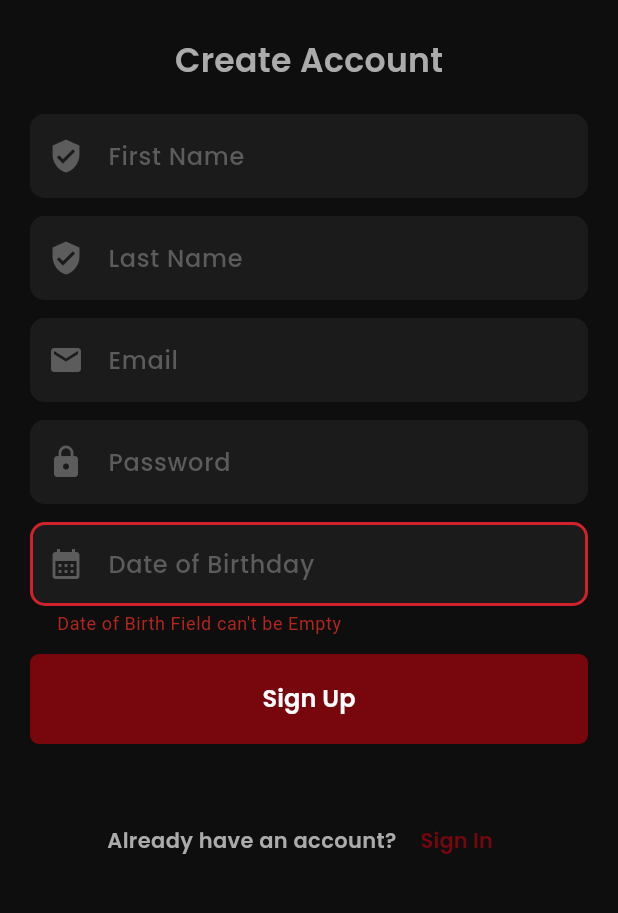
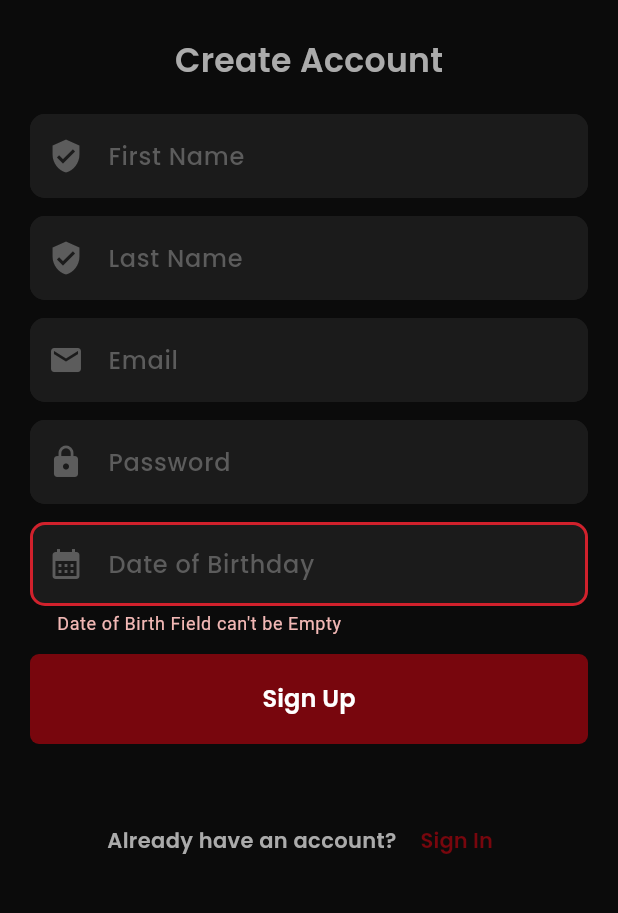
Before and after one commit to Ishara71213/fitfuel, a Flutter app: the SignUpScreen screen opened directly, after a tap on "Sign Up", on a phone screen of 412 x 824 dp, the part 255-1168 px from its top. Run offline on Flutter 3.47's test engine with Material 3 defaults, Android fonts, the phone set to English and light mode, and no system bars; our stand-ins replace cached_network_image, cloud_firestore, equatable, firebase_auth, firebase_core, flutter_bloc and 5 more; accounts and stored records are empty; network calls fail; statements that could not run were skipped.

Commit message:
theme changes

```diff
--- a/lib/config/theme/theme_const.dart
+++ b/lib/config/theme/theme_const.dart
@@ -5,7 +5,7 @@ class DarkTheme {
   static Color kPrimaryColor = const Color(0xFF78060D);
   static Color kPrimaryMediumShade = const Color(0xFFFFCACA);
 
-  static Color kAppBgColor = const Color(0xFF0E0E0E);
+  static Color kAppBgColor = const Color(0xFF0b0b0b);
   static Color kAppBgMediumShade = const Color(0xFFF7F7F7);
   static Color kAppBgDarkShade = const Color(0xFFF1F1F1);
 
--- a/lib/main.dart
+++ b/lib/main.dart
@@ -29,11 +29,13 @@ class FitFuelApp extends StatelessWidget {
         BlocProvider<ProfileCubit>(create: (_) => di.sl<ProfileCubit>()),
         BlocProvider<ClubsCubit>(create: (_) => di.sl<ClubsCubit>()),
       ],
-      child: const MaterialApp(
+      child: MaterialApp(
         title: 'Fit Fule',
         debugShowCheckedModeBanner: false,
         initialRoute: RouteConst.initialRoute,
         onGenerateRoute: OnGenerateRoute.route,
+        theme: ThemeData.dark(useMaterial3: true),
+        themeMode: ThemeMode.dark,
         home: null,
       ),
     );
```
